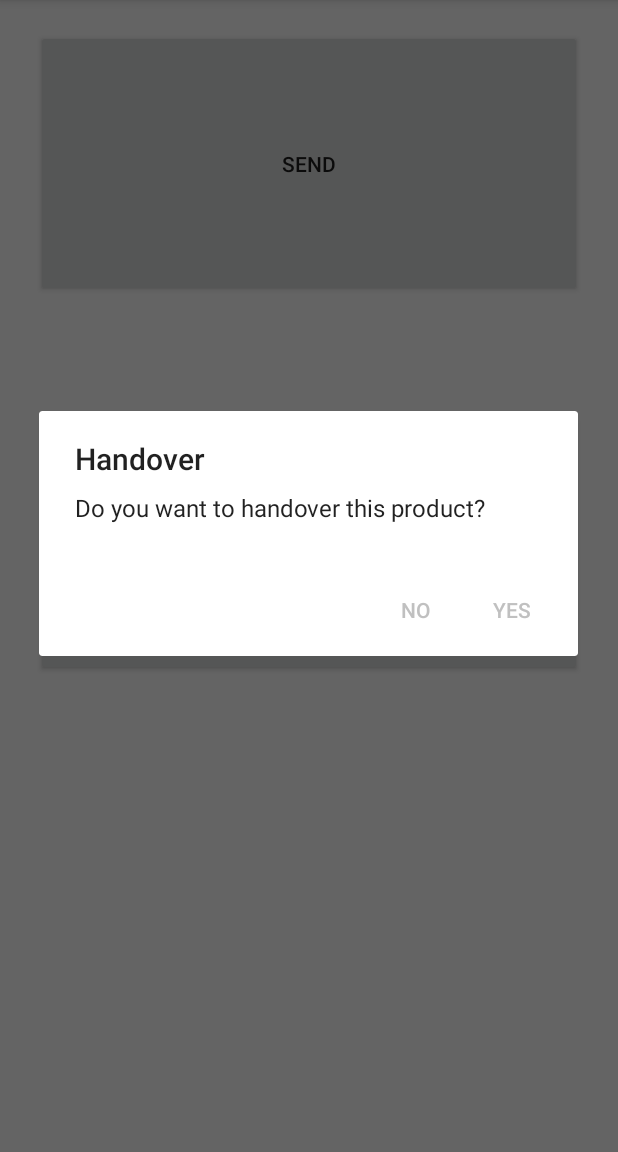
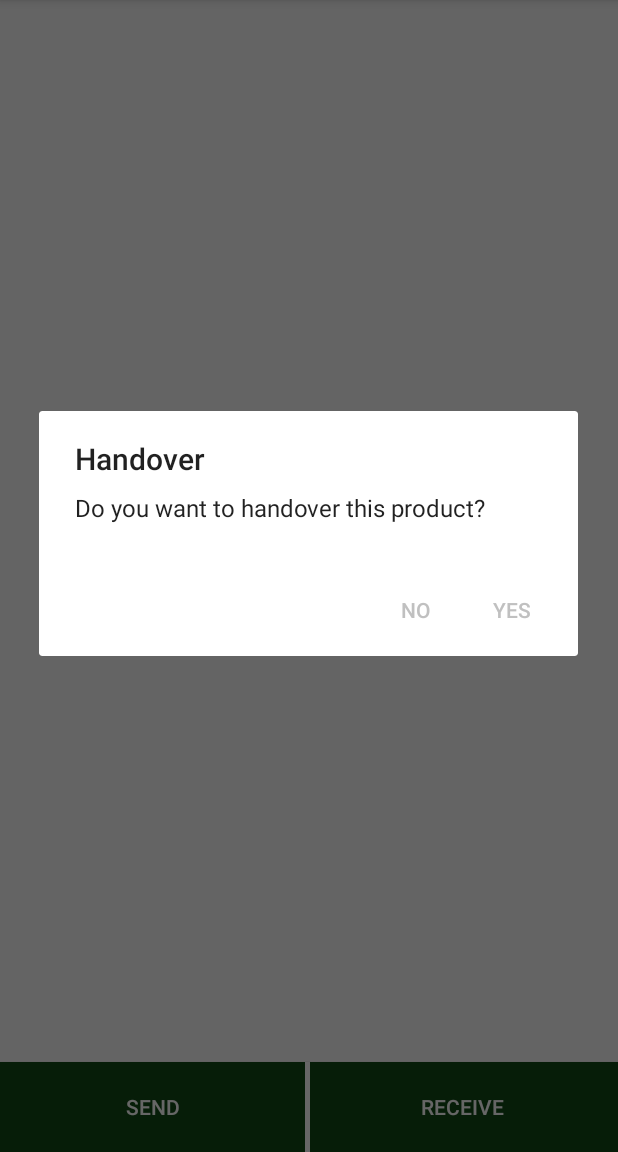
Before and after one commit to Anilpathak475/delivery-management-android, an Android app: the ScanRange screen opened through its navigation route, after a tap on "SEND", on a phone screen of 412 x 824 dp, the part 84-1236 px from its top. Run offline under Robolectric (Android 15) with nearby library versions, the phone set to English and light mode, and no system bars; 2 statements that could not run were skipped.

Commit message:
adds pop up for conformation

```diff
--- a/mobile-ui/src/main/java/co/parsl/android/boilerplate/ui/home/ScanRange.kt
+++ b/mobile-ui/src/main/java/co/parsl/android/boilerplate/ui/home/ScanRange.kt
@@ -2,8 +2,10 @@ package co.parsl.android.boilerplate.ui.home
 
 
 import android.app.AlertDialog
+import android.os.Build
 import android.os.Bundle
 import android.support.v4.app.Fragment
+import android.text.Html
 import android.util.Log
 import android.view.LayoutInflater
 import android.view.View
@@ -31,6 +33,8 @@ class ScanRange : Fragment() {
     var handoverSendConfirm = "HANDOVER_SENDER_CONFIRM"
     var handoverReceiveConfirm = "HANDOVER_RECEIVER_CONFIRM"
     val parslService: ParslService = BufferooServiceFactory.makeParslService(BuildConfig.DEBUG)
+    lateinit var yes: String
+    lateinit var no: String
     var t: Timer? = null
     private var action: String = ""
 
@@ -43,6 +47,16 @@ class ScanRange : Fragment() {
 
     override fun onViewCreated(view: View, savedInstanceState: Bundle?) {
         super.onViewCreated(view, savedInstanceState)
+        yes = if (Build.VERSION.SDK_INT >= Build.VERSION_CODES.N) {
+            Html.fromHtml(" <font color=" + resources.getColor(R.color.parslGreen) + ">Yes</font>", Html.FROM_HTML_MODE_LEGACY).toString()
+        } else {
+            "Yes"
+        }
+        no = if (Build.VERSION.SDK_INT >= Build.VERSION_CODES.N) {
+            Html.fromHtml(" <font color=" + resources.getColor(R.color.parslGreen) + ">No</font>", Html.FROM_HTML_MODE_LEGACY).toString()
+        } else {
+            "No"
+        }
 
         initListeners()
     }
@@ -54,12 +68,12 @@ class ScanRange : Fragment() {
             builder.setTitle("Handover")
             builder.setMessage("Do you want to handover this product?")
 
-            builder.setPositiveButton("Yes") { dialog, _ ->
+            builder.setPositiveButton(yes) { dialog, _ ->
                 dialog.dismiss()
                 action = handoverSend
                 setHandOverAction(handoverSend)
             }
-            builder.setNegativeButton("No") { dialog, _ -> dialog.dismiss() }
+            builder.setNegativeButton(no) { dialog, _ -> dialog.dismiss() }
             builder.show()
         }
         receiveHandOver.setOnClickListener {
@@ -67,12 +81,12 @@ class ScanRange : Fragment() {
             builder.setTitle("Handover")
             builder.setMessage("Do you want to take handover of this product?")
 
-            builder.setPositiveButton("Yes") { dialog, _ ->
+            builder.setPositiveButton(yes) { dialog, _ ->
                 dialog.dismiss()
                 action = handoverReceive
                 setHandOverAction(handoverReceive)
             }
-            builder.setNegativeButton("No") { dialog, _ -> dialog.dismiss() }
+            builder.setNegativeButton(no) { dialog, _ -> dialog.dismiss() }
             builder.show()
 
         }
@@ -89,7 +103,7 @@ class ScanRange : Fragment() {
     }
 
     private fun refreshLedger() {
-        val call: Call<Ledger> = parslService.getLedger("edzQkom9wqGD", getToken())
+        val call: Call<Ledger> = parslService.getLedger("P2zRKxB4bVO8", getToken())
         call.enqueue(object : Callback<Ledger> {
             override fun onFailure(call: Call<Ledger>, t: Throwable) {
                 progressBar2.visibility = View.GONE
@@ -107,14 +121,16 @@ class ScanRange : Fragment() {
                                 //  sendHandoverConfirmButton.visibility = View.VISIBLE
                                 val builder = AlertDialog.Builder(activity)
                                 builder.setTitle("Handover")
-                                builder.setMessage("Confirm to take this handover")
+                                builder.setMessage("Confirm to Make this handover")
 
-                                builder.setPositiveButton("Yes") { dialog, _ ->
+
+                                builder.setPositiveButton(yes) { dialog, _ ->
                                     dialog.dismiss()
                                     action = handoverSendConfirm
                                     setHandOverAction(handoverSendConfirm)
+
                                 }
-                                builder.setNegativeButton("No") { dialog, _ -> dialog.dismiss() }
+                                builder.setNegativeButton(no) { dialog, _ -> dialog.dismiss() }
                                 builder.show()
 
                             }
@@ -126,14 +142,14 @@ class ScanRange : Fragment() {
                                 //    receiveHandoverConfirmButton.visibility = View.VISIBLE
                                 val builder = AlertDialog.Builder(activity)
                                 builder.setTitle("Handover")
-                                builder.setMessage("Confirm to take this handover")
+                                builder.setMessage("Confirm to Take this handover")
 
-                                builder.setPositiveButton("Yes") { dialog, _ ->
+                                builder.setPositiveButton(yes) { dialog, _ ->
                                     dialog.dismiss()
                                     action = handoverReceiveConfirm
                                     setHandOverAction(handoverReceiveConfirm)
                                 }
-                                builder.setNegativeButton("No") { dialog, _ -> dialog.dismiss() }
+                                builder.setNegativeButton(no) { dialog, _ -> dialog.dismiss() }
                                 builder.show()
                             }
                         } else if (action == handoverSendConfirm || action == handoverReceiveConfirm) {
@@ -162,12 +178,12 @@ class ScanRange : Fragment() {
                 //Set how long before to start calling the TimerTask (in milliseconds)
                 0,
                 //Set the amount of time between each execution (in milliseconds)
-                10000)
+                3000)
     }
 
     private fun setHandOverAction(action: String) {
         this.action = action
-        val call: Call<Void> = parslService.postHandoverAction("edzQkom9wqGD", action, getToken())
+        val call: Call<Void> = parslService.postHandoverAction("P2zRKxB4bVO8", action, getToken())
 
         call.enqueue(object : Callback<Void> {
             override fun onFailure(call: Call<Void>, t: Throwable) {
--- a/mobile-ui/src/main/res/layout/fragment_scan_range.xml
+++ b/mobile-ui/src/main/res/layout/fragment_scan_range.xml
@@ -9,33 +9,30 @@
     <Button
         android:id="@+id/sendHandover"
         android:layout_width="0dp"
-        android:layout_height="178dp"
-        android:layout_marginStart="24dp"
-        android:layout_marginTop="76dp"
-        android:layout_marginEnd="24dp"
+        android:layout_height="60dp"
+        android:background="@color/parslGreen"
         android:text="Send"
+        android:textColor="@android:color/white"
         android:visibility="visible"
-        app:layout_constraintEnd_toEndOf="parent"
-        app:layout_constraintHorizontal_bias="0.0"
-        app:layout_constraintStart_toStartOf="parent"
-        app:layout_constraintTop_toTopOf="parent" />
+        app:layout_constraintBottom_toBottomOf="parent"
+        app:layout_constraintEnd_toStartOf="@+id/guideline"
+        app:layout_constraintStart_toStartOf="parent" />
 
     <Button
         android:id="@+id/receiveHandOver"
         android:layout_width="0dp"
-        android:layout_height="176dp"
-        android:layout_marginStart="24dp"
+        android:layout_height="60dp"
         android:layout_marginTop="8dp"
-        android:layout_marginEnd="24dp"
-        android:layout_marginBottom="8dp"
+        android:background="@color/parslGreen"
         android:text="Receive"
+        android:textColor="@android:color/white"
         android:visibility="visible"
         app:layout_constraintBottom_toBottomOf="parent"
         app:layout_constraintEnd_toEndOf="parent"
         app:layout_constraintHorizontal_bias="1.0"
-        app:layout_constraintStart_toStartOf="parent"
-        app:layout_constraintTop_toBottomOf="@+id/sendHandover"
-        app:layout_constraintVertical_bias="0.181" />
+        app:layout_constraintStart_toStartOf="@+id/guideline"
+        app:layout_constraintTop_toTopOf="parent"
+        app:layout_constraintVertical_bias="1.0" />
 
     <TextView
         android:id="@+id/handOverStatusTextView"
@@ -105,4 +102,22 @@
         app:layout_constraintEnd_toEndOf="parent"
         app:layout_constraintStart_toStartOf="parent"
         app:layout_constraintTop_toTopOf="@+id/sendHandoverConfirmButton" />
+
+    <android.support.constraint.Guideline
+        android:id="@+id/guideline"
+        android:layout_width="wrap_content"
+        android:layout_height="wrap_content"
+        android:orientation="vertical"
+        app:layout_constraintGuide_percent="0.49739584" />
+
+    <View
+        android:id="@+id/view"
+        android:layout_width="3dp"
+        android:layout_height="60dp"
+        android:background="@android:color/white"
+        android:elevation="2dp"
+        app:layout_constraintBottom_toBottomOf="parent"
+        app:layout_constraintEnd_toStartOf="@+id/guideline"
+        app:layout_constraintStart_toStartOf="@+id/guideline" />
+
 </android.support.constraint.ConstraintLayout>
```
